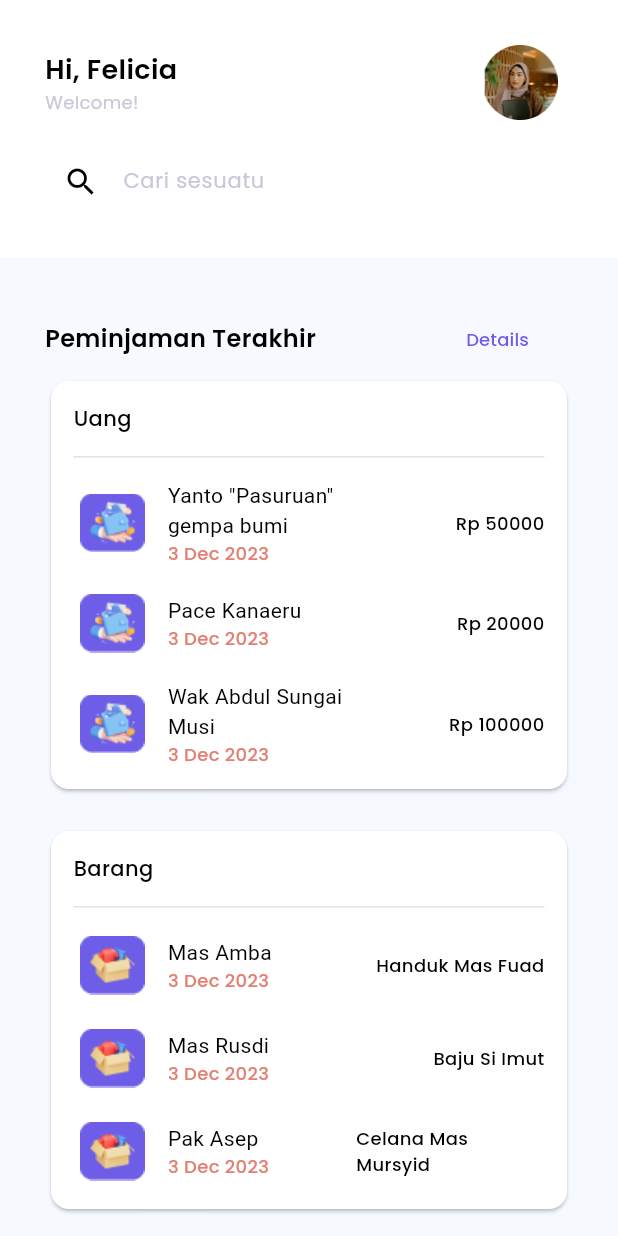
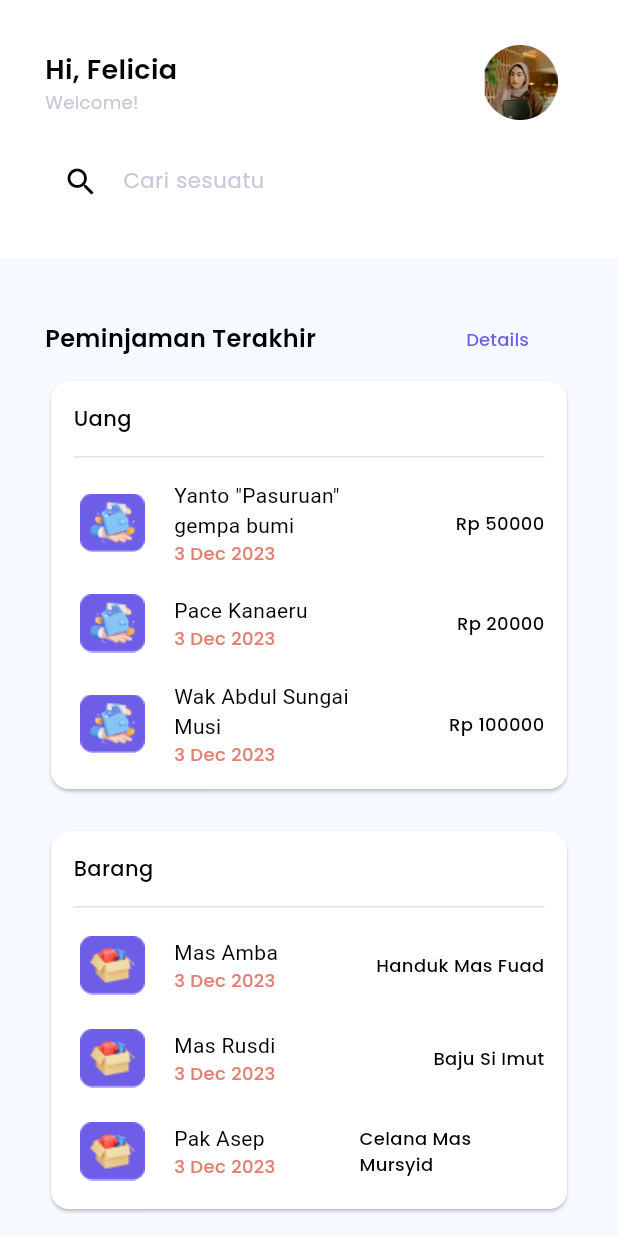
Before and after one commit to rpzfuu/LendLab, a Flutter app: the HomePage screen opened by its route, on a phone screen of 412 x 824 dp. Run offline on Flutter 3.47's test engine with Material 3 defaults, Android fonts, the phone set to English and light mode, and no system bars.

Commit message:
memperbaiki add screen uang dan barang serta padding di home

```diff
--- a/lib/app/screens/app_screen.dart
+++ b/lib/app/screens/app_screen.dart
@@ -15,7 +15,7 @@ class AppPage extends StatefulWidget {
 }
 
 class _AppPageState extends State<AppPage> {
-  int currentPageIndex = 2;
+  int currentPageIndex = 0;
   @override
   Widget build(BuildContext context) {
     return Scaffold(
--- a/lib/app/widgets/list_widget.dart
+++ b/lib/app/widgets/list_widget.dart
@@ -18,8 +18,8 @@ class ListHomeUang extends StatelessWidget {
       padding: const EdgeInsets.only(top: 15),
       child: Row(
         children: [
-          const Expanded(
-            flex: 1,
+          const Padding(
+            padding: EdgeInsets.only(right: 15),
             child: Column(
               crossAxisAlignment: CrossAxisAlignment.start,
               children: [
@@ -84,8 +84,8 @@ class ListHomeBarang extends StatelessWidget {
       padding: const EdgeInsets.only(top: 15),
       child: Row(
         children: [
-          const Expanded(
-            flex: 1,
+          const Padding(
+            padding: EdgeInsets.only(right: 15),
             child: Column(
               crossAxisAlignment: CrossAxisAlignment.start,
               children: [
```
Also changed, not shown: lib/app/screens/app_add_barang_screen.dart (+9 -3 lines), lib/app/screens/app_add_uang_screen.dart (+9 -3 lines).
